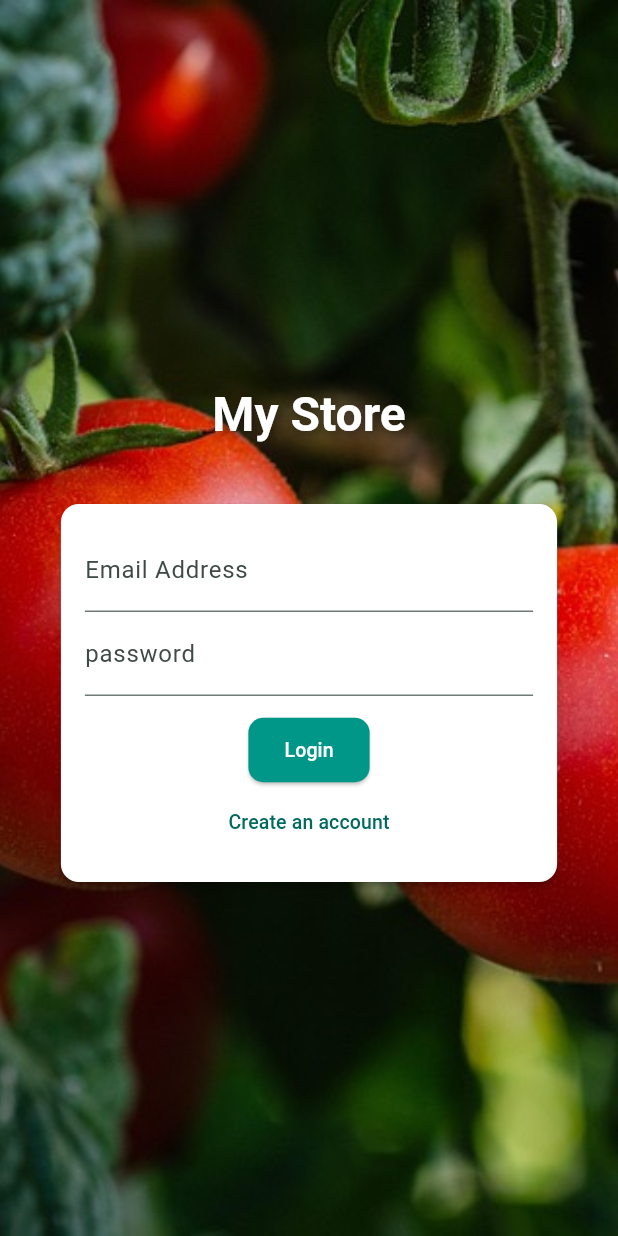
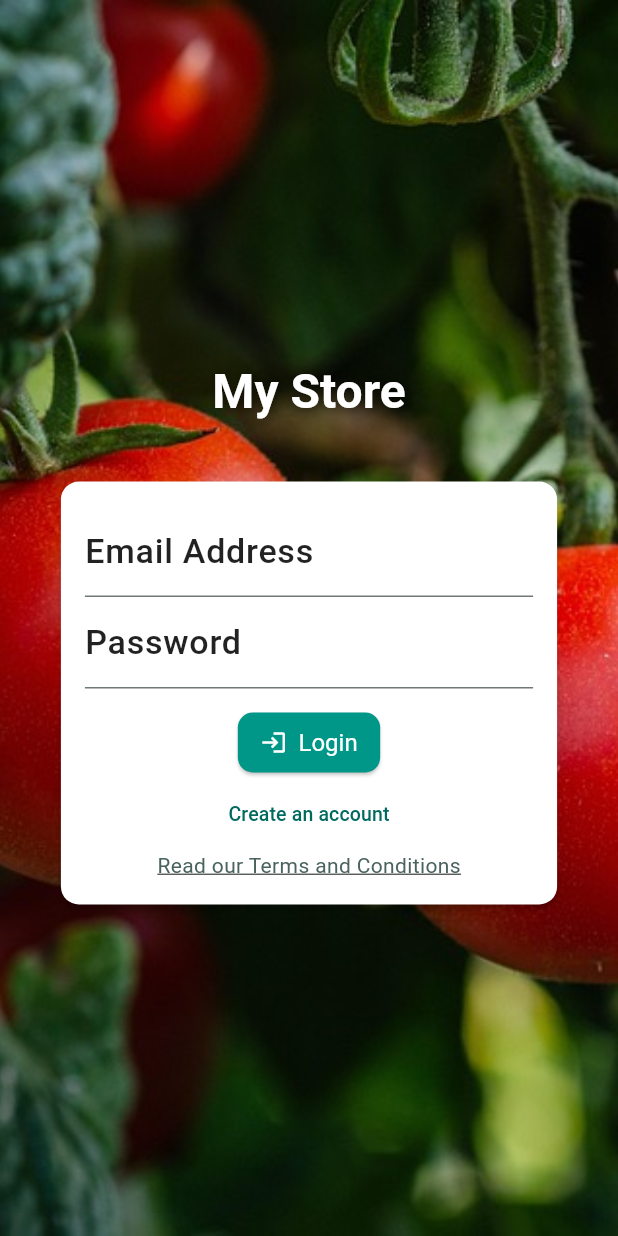
Before and after one commit to kels-coder/shopping-app, a Flutter app: the screen it shows after launch, on a phone screen of 412 x 824 dp. Run offline on Flutter 3.47's test engine with Material 3 defaults, Android fonts, the phone set to English and light mode, and no system bars; our stand-ins replace firebase_auth, firebase_core; accounts and stored records are empty.

Commit message:
added some styles

```diff
--- a/lib/screens/auth_screen.dart
+++ b/lib/screens/auth_screen.dart
@@ -1,5 +1,6 @@
 import 'package:firebase_auth/firebase_auth.dart';
 import 'package:flutter/material.dart';
+import 'package:shopping_app/screens/terms_and_condition.dart';
 
 final _firebase = FirebaseAuth.instance;
 
@@ -97,8 +98,15 @@ class _AuthScreenState extends State<AuthScreen> {
                               mainAxisSize: MainAxisSize.min,
                               children: [
                                 TextFormField(
-                                  decoration: const InputDecoration(
+                                  decoration: InputDecoration(
                                     labelText: 'Email Address',
+                                    labelStyle: TextStyle(
+                                      fontSize:
+                                          MediaQuery.of(context).size.width *
+                                          0.055, // 🔹 responsive
+                                      fontWeight: FontWeight.w500,
+                                      color: Colors.black87,
+                                    ),
                                   ),
                                   keyboardType: TextInputType.emailAddress,
                                   autocorrect: false,
@@ -116,8 +124,15 @@ class _AuthScreenState extends State<AuthScreen> {
                                   },
                                 ),
                                 TextFormField(
-                                  decoration: const InputDecoration(
-                                    labelText: 'password',
+                                  decoration: InputDecoration(
+                                    labelText: 'Password',
+                                    labelStyle: TextStyle(
+                                      fontSize:
+                                          MediaQuery.of(context).size.width *
+                                          0.055, // 🔹 responsive
+                                      fontWeight: FontWeight.w500,
+                                      color: Colors.black87,
+                                    ),
                                   ),
                                   obscureText: true,
                                   validator: (value) {
@@ -132,10 +147,21 @@ class _AuthScreenState extends State<AuthScreen> {
                                   },
                                 ),
                                 const SizedBox(height: 12),
-                                ElevatedButton(
+                                ElevatedButton.icon(
                                   onPressed: _submit,
-                                  child: Text(_isLogin ? 'Login' : 'Signup'),
+                                  icon: Icon(
+                                    _isLogin ? Icons.login : Icons.person_add,
+                                  ), // 👈 icon changes based on login/signup
+                                  label: Text(_isLogin ? 'Login' : 'Signup'),
+                                  style: ElevatedButton.styleFrom(
+                                    padding: const EdgeInsets.symmetric(
+                                      horizontal: 15,
+                                      vertical: 10,
+                                    ),
+                                    textStyle: const TextStyle(fontSize: 16),
+                                  ),
                                 ),
+
                                 TextButton(
                                   onPressed: () {
                                     setState(() {
@@ -146,6 +172,26 @@ class _AuthScreenState extends State<AuthScreen> {
                                     _isLogin
                                         ? 'Create an account'
                                         : 'I already have an account',
+                                  ),
+                                ),
+                                GestureDetector(
+                                  onTap: () {
+                                    Navigator.of(context).push(
+                                      MaterialPageRoute(
+                                        builder: (ctx) =>
+                                            TermsAndConditionsScreen(), // 👈 Create this screen
+                                      ),
+                                    );
+                                  },
+                                  child: Text(
+                                    'Read our Terms and Conditions',
+                                    style: TextStyle(
+                                      decoration: TextDecoration.underline,
+                                      color: Theme.of(
+                                        context,
+                                      ).colorScheme.secondary,
+                                      fontSize: 14,
+                                    ),
                                   ),
                                 ),
                               ],
--- /dev/null
+++ b/lib/screens/terms_and_condition.dart
@@ -0,0 +1,19 @@
+import 'package:flutter/material.dart';
+
+class TermsAndConditionsScreen extends StatelessWidget {
+  const TermsAndConditionsScreen({super.key});
+
+  @override
+  Widget build(BuildContext context) {
+    return Scaffold(
+      appBar: AppBar(title: const Text('Terms & Conditions')),
+      body: const Padding(
+        padding: EdgeInsets.all(16),
+        child: Text(
+          'These are the terms and conditions for using the app...',
+          style: TextStyle(fontSize: 16),
+        ),
+      ),
+    );
+  }
+}
```
